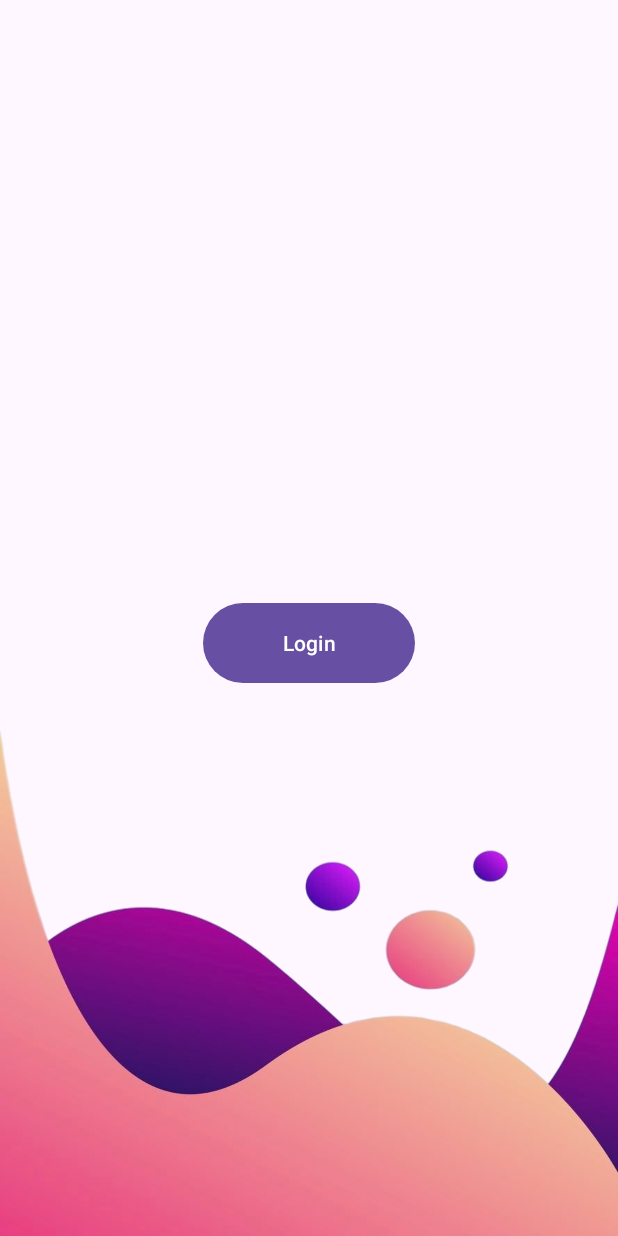
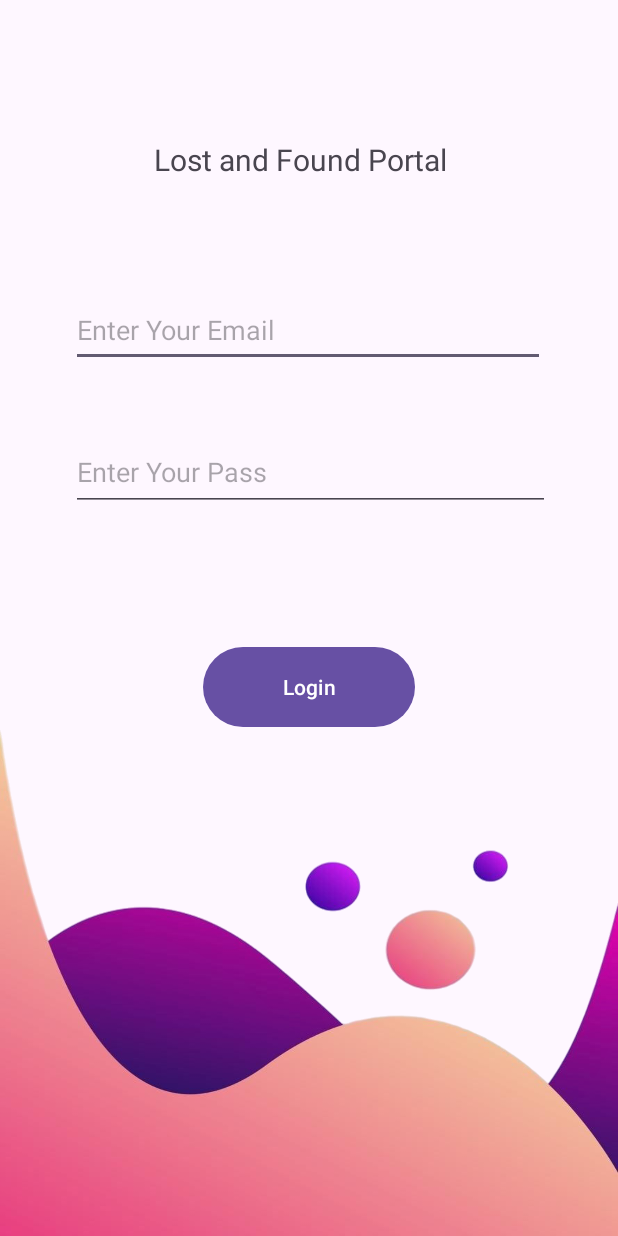
Before and after one commit to Shashank-1904/Lost-and-Found, an Android app: the screen it shows after launch (MainActivity), on a phone screen of 412 x 824 dp. Run offline under Robolectric (Android 15) with nearby library versions, the phone set to English and light mode, and no system bars.

Commit message:
Login Page

```diff
--- a/app/src/main/res/layout/activity_main.xml
+++ b/app/src/main/res/layout/activity_main.xml
@@ -9,13 +9,55 @@
 
 
     <Button
-        android:id="@+id/button"
+        android:id="@+id/logbtn"
         android:layout_width="141dp"
         android:layout_height="61dp"
         android:text="Login"
         app:layout_constraintBottom_toBottomOf="parent"
         app:layout_constraintEnd_toEndOf="parent"
         app:layout_constraintStart_toStartOf="parent"
+        app:layout_constraintTop_toBottomOf="@+id/pass"
+        app:layout_constraintVertical_bias="0.206" />
+
+    <EditText
+        android:id="@+id/email"
+        android:layout_width="316dp"
+        android:layout_height="49dp"
+        android:layout_marginTop="24dp"
+        android:ems="10"
+        android:hint="Enter Your Email"
+        android:inputType="text"
+        app:layout_constraintBottom_toBottomOf="parent"
+        app:layout_constraintEnd_toEndOf="parent"
+        app:layout_constraintHorizontal_bias="0.496"
+        app:layout_constraintStart_toStartOf="parent"
+        app:layout_constraintTop_toBottomOf="@+id/textView"
+        app:layout_constraintVertical_bias="0.081" />
+
+    <TextView
+        android:id="@+id/textView"
+        android:layout_width="wrap_content"
+        android:layout_height="wrap_content"
+        android:text="Lost and Found Portal"
+        android:textSize="20sp"
+        app:layout_constraintBottom_toBottomOf="parent"
+        app:layout_constraintEnd_toEndOf="parent"
+        app:layout_constraintHorizontal_bias="0.476"
+        app:layout_constraintStart_toStartOf="parent"
         app:layout_constraintTop_toTopOf="parent"
-        app:layout_constraintVertical_bias="0.522" />
+        app:layout_constraintVertical_bias="0.116" />
+
+    <EditText
+        android:id="@+id/pass"
+        android:layout_width="319dp"
+        android:layout_height="51dp"
+        android:ems="10"
+        android:hint="Enter Your Pass"
+        android:inputType="text"
+        app:layout_constraintBottom_toBottomOf="parent"
+        app:layout_constraintEnd_toEndOf="parent"
+        app:layout_constraintHorizontal_bias="0.51"
+        app:layout_constraintStart_toStartOf="parent"
+        app:layout_constraintTop_toBottomOf="@+id/email"
+        app:layout_constraintVertical_bias="0.085" />
 </androidx.constraintlayout.widget.ConstraintLayout>
```
